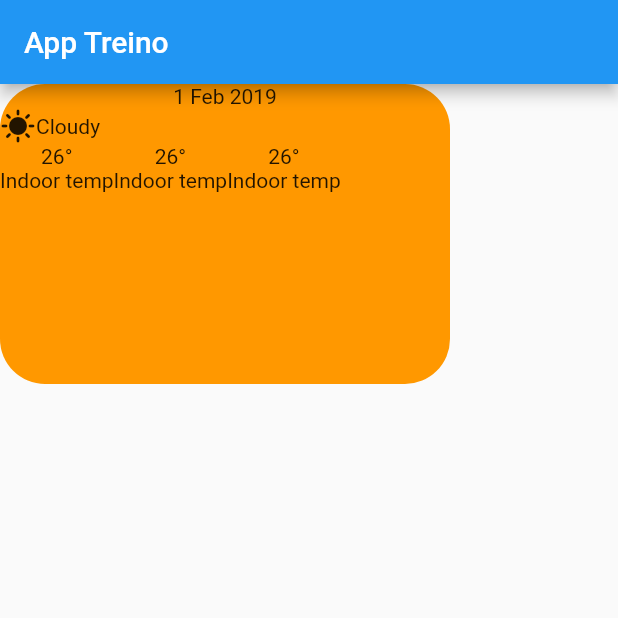
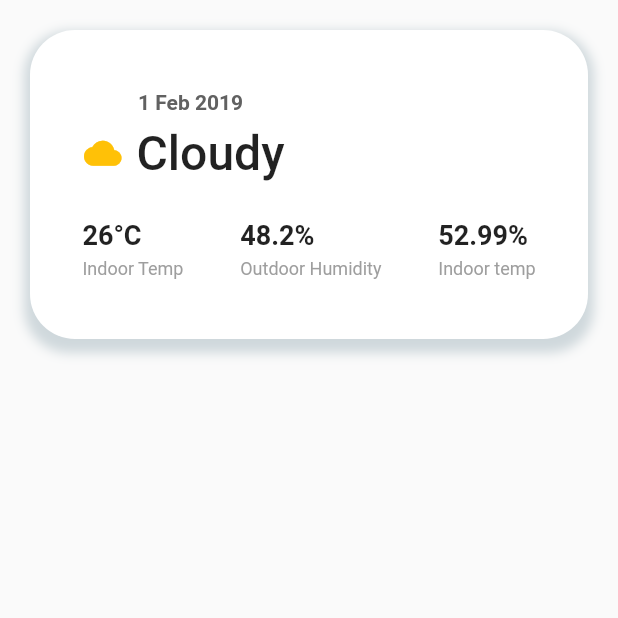
Before and after one commit to LuanFortunato/flutter_second_app, a Flutter app: the screen it shows after launch, on a phone screen of 412 x 824 dp, the top half of it. Run offline on Flutter 3.47's test engine with Material 2 defaults, Android fonts, the phone set to English and light mode, and no system bars.

Commit message:
[update] finished first home page container

```diff
--- a/lib/main.dart
+++ b/lib/main.dart
@@ -16,45 +16,130 @@ class HomePage extends StatelessWidget {
   @override
   Widget build(BuildContext context) {
     return Scaffold(
-      appBar: AppBar(
-        title: const Text('App Treino'),
-      ),
       body: Column(
         children: [
+          //Top
           Container(
-            height: 200,
-            width: 300,
+            padding: const EdgeInsets.symmetric(
+              horizontal: 16,
+              vertical: 40,
+            ),
+            margin: const EdgeInsets.all(20),
             decoration: BoxDecoration(
-              color: Colors.orange,
+              color: Colors.white,
               borderRadius: BorderRadius.circular(30),
+              boxShadow: [
+                BoxShadow(
+                  color: Colors.blueGrey.shade100,
+                  blurRadius: 6,
+                  spreadRadius: 4,
+                  offset: const Offset(0, 5),
+                ),
+              ],
             ),
             child: Column(
+              mainAxisAlignment: MainAxisAlignment.center,
+              crossAxisAlignment: CrossAxisAlignment.start,
               children: [
-                const Text('1 Feb 2019'),
-                Row(
-                  children: const [
-                    Icon(Icons.sunny),
-                    Text('Cloudy'),
-                  ],
+                Padding(
+                  padding: const EdgeInsets.only(left: 56, bottom: 7),
+                  child: Text(
+                    '1 Feb 2019',
+                    style: TextStyle(
+                      fontSize: 14,
+                      fontWeight: FontWeight.bold,
+                      color: Colors.grey.shade700,
+                    ),
+                  ),
                 ),
                 Row(
                   children: [
+                    const SizedBox(width: 20),
+                    Icon(
+                      Icons.cloud,
+                      color: Colors.amber.shade500,
+                      size: 25,
+                    ),
+                    const SizedBox(width: 10),
+                    const Text(
+                      'Cloudy',
+                      style: TextStyle(
+                        fontSize: 32,
+                        fontWeight: FontWeight.w500,
+                      ),
+                    ),
+                  ],
+                ),
+                const SizedBox(
+                  height: 25,
+                ),
+                Row(
+                  mainAxisAlignment: MainAxisAlignment.spaceAround,
+                  children: [
                     Column(
+                      crossAxisAlignment: CrossAxisAlignment.start,
                       children: const [
-                        Text('26°'),
-                        Text('Indoor temp'),
+                        Text(
+                          '26°C',
+                          style: TextStyle(
+                            fontSize: 18,
+                            fontWeight: FontWeight.w700,
+                          ),
+                        ),
+                        SizedBox(
+                          height: 5,
+                        ),
+                        Text(
+                          'Indoor Temp',
+                          style: TextStyle(
+                            fontSize: 12,
+                            color: Colors.grey,
+                          ),
+                        ),
                       ],
                     ),
                     Column(
+                      crossAxisAlignment: CrossAxisAlignment.start,
                       children: const [
-                        Text('26°'),
-                        Text('Indoor temp'),
+                        Text(
+                          '48.2%',
+                          style: TextStyle(
+                            fontSize: 18,
+                            fontWeight: FontWeight.w700,
+                          ),
+                        ),
+                        SizedBox(
+                          height: 5,
+                        ),
+                        Text(
+                          'Outdoor Humidity',
+                          style: TextStyle(
+                            fontSize: 12,
+                            color: Colors.grey,
+                          ),
+                        ),
                       ],
                     ),
                     Column(
+                      crossAxisAlignment: CrossAxisAlignment.start,
                       children: const [
-                        Text('26°'),
-                        Text('Indoor temp'),
+                        Text(
+                          '52.99%',
+                          style: TextStyle(
+                            fontSize: 18,
+                            fontWeight: FontWeight.w700,
+                          ),
+                        ),
+                        SizedBox(
+                          height: 5,
+                        ),
+                        Text(
+                          'Indoor temp',
+                          style: TextStyle(
+                            fontSize: 12,
+                            color: Colors.grey,
+                          ),
+                        ),
                       ],
                     ),
                   ],
```
